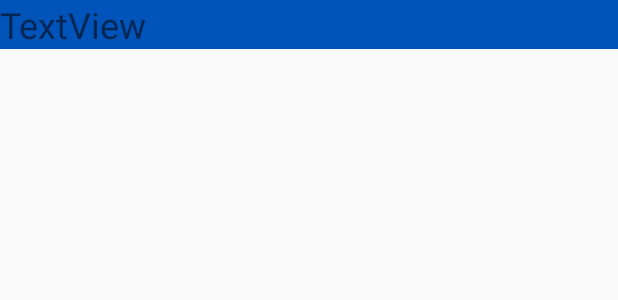
After one commit to rafamiguel/read-watch, an Android app: the layout temas.xml on its own in the app's theme, with its tools: preview values and no code run, on a phone screen of 412 x 824 dp. The commit adds this screen. Shown: the top 300 px of the screen. Run offline under Robolectric (Android 15) with nearby library versions, the phone set to English and light mode, and no system bars.

```diff
--- a/app/build.gradle
+++ b/app/build.gradle
@@ -24,6 +24,7 @@ dependencies {
     implementation 'com.android.support.constraint:constraint-layout:1.1.3'
     implementation 'com.android.support:support-v4:28.0.0'
     implementation 'com.android.support:design:28.0.0'
+    implementation 'com.android.support:recyclerview-v7:28.0.0'
     testImplementation 'junit:junit:4.12'
     androidTestImplementation 'com.android.support.test:runner:1.0.2'
     androidTestImplementation 'com.android.support.test.espresso:espresso-core:3.0.2'
--- /dev/null
+++ b/app/src/main/res/layout/temas.xml
@@ -0,0 +1,28 @@
+<?xml version="1.0" encoding="utf-8"?>
+<android.support.constraint.ConstraintLayout
+    xmlns:android="http://schemas.android.com/apk/res/android"
+    xmlns:app="http://schemas.android.com/apk/res-auto"
+    xmlns:tools="http://schemas.android.com/tools"
+    android:layout_width="match_parent"
+    android:layout_height="match_parent">
+
+    <android.support.constraint.ConstraintLayout
+        android:layout_width="match_parent"
+        android:layout_height="match_parent"
+        android:textAlignment="center"
+        tools:layout_editor_absoluteX="-16dp"
+        tools:layout_editor_absoluteY="-44dp">
+
+        <TextView
+            android:id="@+id/tema"
+            android:layout_width="match_parent"
+            android:layout_height="wrap_content"
+            android:background="#0053B8"
+            android:text="TextView"
+            android:textSize="24sp"
+            app:layout_constraintStart_toStartOf="parent"
+            app:layout_constraintTop_toTopOf="parent" />
+
+    </android.support.constraint.ConstraintLayout>
+
+</android.support.constraint.ConstraintLayout>
```
Also changed, not shown: app/src/main/java/estrada/leon/rafael/readwatch/AdaptadorTemas.java (added, +64 -0 lines), app/src/main/java/estrada/leon/rafael/readwatch/ElegirMateria.java (+9 -7 lines), app/src/main/java/estrada/leon/rafael/readwatch/ElegirTema.java (+19 -1 lines), app/src/main/java/estrada/leon/rafael/readwatch/SeleccionarSemestre.java (+50 -7 lines), app/src/main/res/layout/fragment_elegir_tema.xml (+3 -4 lines).
